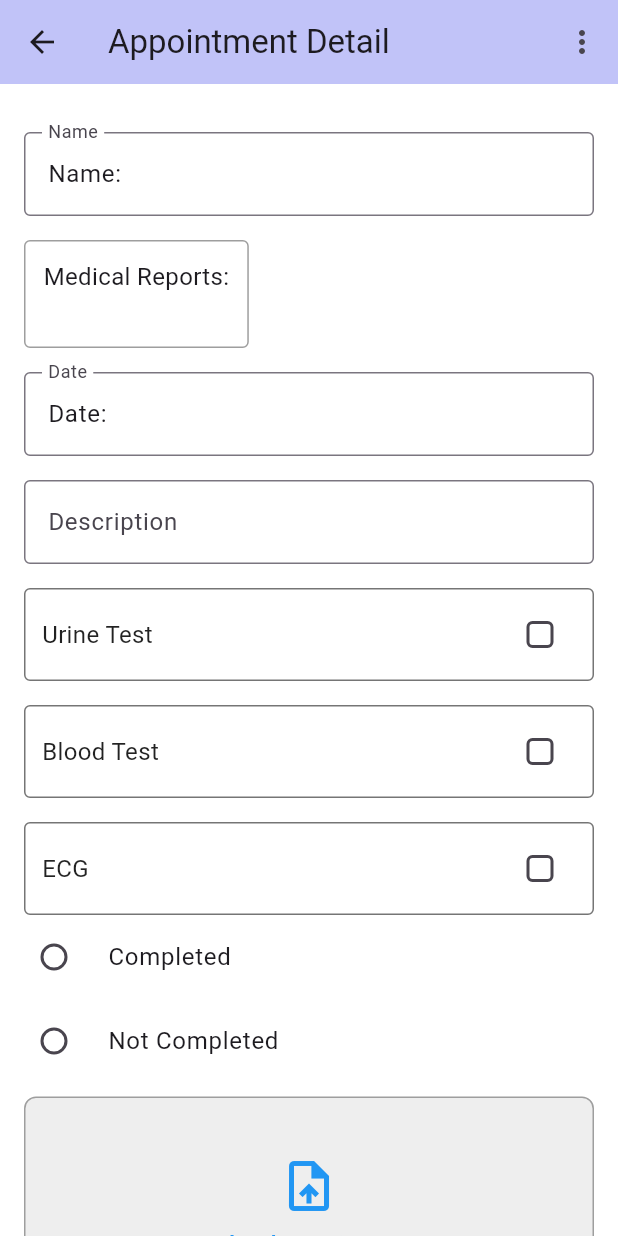
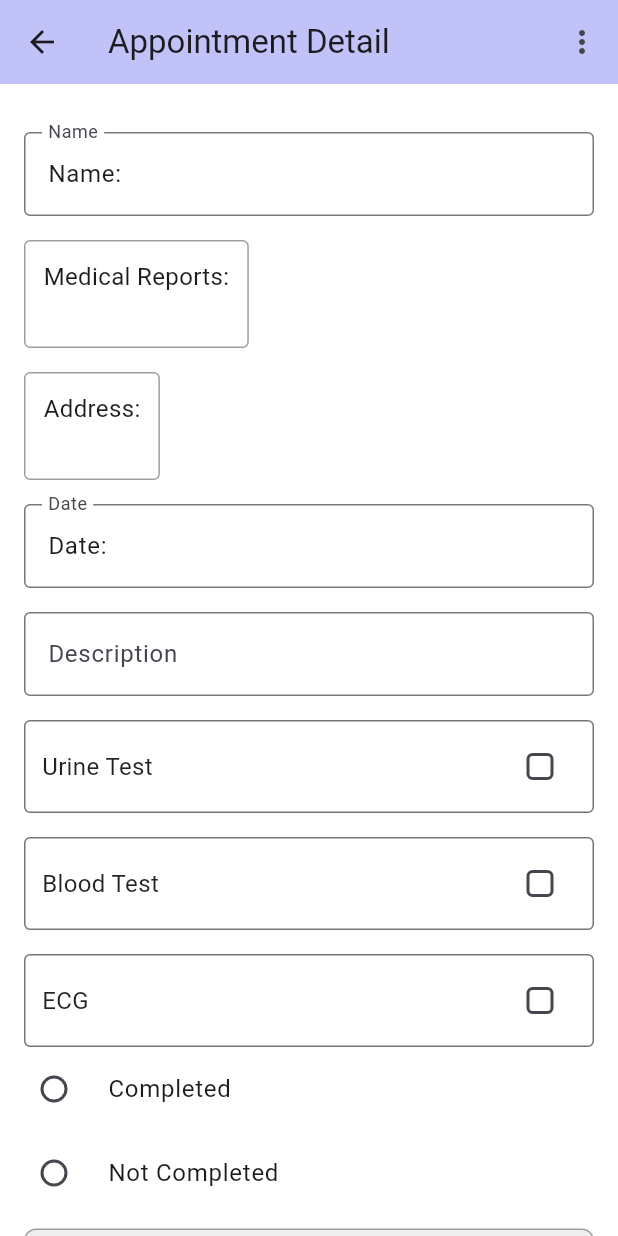
Before and after one commit to sitpune2021/InsuranceApp, a Flutter app: the AppointmentDetails screen opened directly with empty values, on a phone screen of 412 x 824 dp. Run offline on Flutter 3.47's test engine with Material 3 defaults, Android fonts, the phone set to English and light mode, and no system bars; our stand-ins replace animate_do, connectivity_plus, firebase_core, firebase_messaging, flutter_local_notifications, flutter_slidable and 7 more; missing offline and left inert: image_gallery_saver_plus, map_camera_flutter; accounts and stored records are empty; network calls fail.

Commit message:
added address field

```diff
--- a/lib/appointment_details/appointment_details.dart
+++ b/lib/appointment_details/appointment_details.dart
@@ -26,6 +26,7 @@ class AppointmentDetails extends StatefulWidget {
   final String date;
   final String time;
   final String appointment_no;
+  final String address;
   const AppointmentDetails(
       {super.key,
       required this.clientName,
@@ -33,7 +34,8 @@ class AppointmentDetails extends StatefulWidget {
       required this.date,
       required this.time,
       required this.appointment_id,
-      required this.appointment_no});
+      required this.appointment_no,
+      required this.address});
 
   @override
   State<AppointmentDetails> createState() => _AppointmentDetailsState();
@@ -58,7 +60,7 @@ class _AppointmentDetailsState extends State<AppointmentDetails> {
   late TextEditingController _dateController;
   late TextEditingController _timeController;
   final _descriptionController = TextEditingController();
-  final TextEditingController addressController = TextEditingController();
+  late TextEditingController addressController = TextEditingController();
   final TextEditingController pincodeController = TextEditingController();
   final TextEditingController nameController = TextEditingController();
   final TextEditingController phoneController = TextEditingController();
@@ -839,6 +841,8 @@ class _AppointmentDetailsState extends State<AppointmentDetails> {
     _nameController = TextEditingController(text: "Name: ${widget.clientName}");
     _medicalreportsController =
         TextEditingController(text: "Lab Reports: ${widget.medicalreports}");
+    addressController =
+        TextEditingController(text: "Address: ${widget.address}");
     _dateController = TextEditingController(text: "Date: ${widget.date}");
     _timeController = TextEditingController(text: "Time: ${widget.time}");
     help().then((_) {
@@ -911,6 +915,23 @@ class _AppointmentDetailsState extends State<AppointmentDetails> {
                 ),
                 child: Text(
                   "Medical Reports:\n${widget.medicalreports}",
+                  style: const TextStyle(
+                      fontSize: 16), // Adjust text style for better readability
+                ),
+              ),
+              const SizedBox(height: 16),
+              Container(
+                padding:
+                    const EdgeInsets.all(12), // Padding for better appearance
+                decoration: BoxDecoration(
+                  border: Border.all(
+                      color:
+                          Colors.grey), // Border similar to OutlineInputBorder
+                  borderRadius: BorderRadius.circular(
+                      4), // Rounded corners like TextField
+                ),
+                child: Text(
+                  "Address:\n${widget.address}",
                   style: const TextStyle(
                       fontSize: 16), // Adjust text style for better readability
                 ),
--- a/lib/appointment_screen/appointment_screen.dart
+++ b/lib/appointment_screen/appointment_screen.dart
@@ -187,7 +187,10 @@ class _AppointmentScreenState extends State<AppointmentScreen> {
                                       appointment.appointment_no,
                                       appointment.mobileno,
                                       appointment.status ?? "not defined",
-                                        appointment.rejected_status ?? "nott");
+                                      appointment.rejected_status ??
+                                          "not defined",
+                                      appointment.address ?? "not defined",
+                                    );
                                   })
                               : (index != 3)
                                   ? ListView.builder(
@@ -327,7 +330,10 @@ class _AppointmentScreenState extends State<AppointmentScreen> {
                                             appointment.appointment_no,
                                             appointment.mobileno,
                                             appointment.rejected_status ??
-                                                  "not defined"),
+                                                "not defined",
+                                            appointment.address ??
+                                                "not defined",
+                                          ),
                                         );
                                       })
                                   : ListView.builder(
@@ -345,7 +351,9 @@ class _AppointmentScreenState extends State<AppointmentScreen> {
                                           appointment.appointment_no,
                                           appointment.mobileno,
                                           appointment.status ?? "not defined",
-                                            appointment.rejected_status ?? "b");
+                                          appointment.rejected_status ?? "b",
+                                          appointment.address ?? "not defined",
+                                        );
                                       })),
                 ],
               ),
@@ -364,7 +372,9 @@ class _AppointmentScreenState extends State<AppointmentScreen> {
     String date,
     String appointment_no,
     String mobileno,
-      String rejectedStatus) {
+    String rejectedStatus,
+    String address,
+  ) {
     return Container(
       decoration: const BoxDecoration(
           border: Border(
@@ -436,6 +446,7 @@ class _AppointmentScreenState extends State<AppointmentScreen> {
                   time: time,
                   appointment_id: id,
                   appointment_no: appointment_no,
+                  address: address,
                 ),
               ));
 
@@ -461,7 +472,9 @@ class _AppointmentScreenState extends State<AppointmentScreen> {
     String appointment_no,
     String mobileno,
     String status,
-      String rejected_status) {
+    String rejected_status,
+    String address,
+  ) {
     return Container(
       decoration: const BoxDecoration(
           border: Border(
@@ -554,7 +567,9 @@ class _AppointmentScreenState extends State<AppointmentScreen> {
     String appointment_no,
     String mobileno,
     String status,
-      String rejected_status) {
+    String rejected_status,
+    String address,
+  ) {
     return Container(
       decoration: const BoxDecoration(
           border: Border(
--- a/lib/appointment_screen/model/appointment.dart
+++ b/lib/appointment_screen/model/appointment.dart
@@ -8,10 +8,11 @@ class Appointment {
   final String mobileno;
   final String? status;
   final String? rejected_status;
+  final String? address;
 
   // Constructor
-  Appointment(
-      {required this.appointment_id,
+  Appointment({
+    required this.appointment_id,
     required this.appointment_no,
     required this.clientName,
     required this.medicalTests,
@@ -19,7 +20,9 @@ class Appointment {
     required this.date,
     required this.mobileno,
     this.status,
-      this.rejected_status});
+    this.rejected_status,
+    this.address,
+  });
 
   // Method to convert all fields to lowercase and return a new instance
   Appointment toLowerCase() {
@@ -32,7 +35,8 @@ class Appointment {
         date: date.toLowerCase(),
         mobileno: mobileno.toLowerCase(),
         status: status!.toLowerCase(),
-        rejected_status: rejected_status!.toLowerCase());
+        rejected_status: rejected_status!.toLowerCase(),
+        address: address!.toLowerCase());
   }
 
   // Method to return a JSON representation of the object
@@ -45,6 +49,7 @@ class Appointment {
       'time': time,
       'date': date,
       'mobileno': mobileno,
+      'address': address
     };
   }
 
@@ -60,7 +65,8 @@ class Appointment {
         date: json['time'] ?? 'date not available', // Use a default date format
         mobileno: json['mobileno'] ?? 'not found',
         status: json['status'] ?? "not defined",
-        rejected_status: json['rejected_status'] ?? "not defined");
+        rejected_status: json['rejected_status'] ?? "not defined",
+        address: json['address'] ?? "not defined");
   }
 
   // Override toString for better debugging and logging
--- a/lib/home_screen/home_screen.dart
+++ b/lib/home_screen/home_screen.dart
@@ -231,7 +231,7 @@ class _HomeScreenState extends State<HomeScreen> {
                                     appointment.date,
                                     appointment.appointment_no,
                                     appointment.mobileno,
-                                );
+                                    appointment.address ?? "not defined");
                               });
                     }
                     return const Center(
@@ -295,7 +295,7 @@ class _HomeScreenState extends State<HomeScreen> {
   }
 
   Widget _buildRow(int id, String name, String medicalTests, String time,
-      String date, String appointment_no, String mobileno) {
+      String date, String appointment_no, String mobileno, String address) {
     return Container(
       decoration: const BoxDecoration(
           border: Border(
@@ -348,6 +348,7 @@ class _HomeScreenState extends State<HomeScreen> {
                   time: time,
                   appointment_id: id,
                   appointment_no: appointment_no,
+                  address: address,
                 ),
               ));
 
```
Lines whose indentation alone changed are shown as unchanged.
